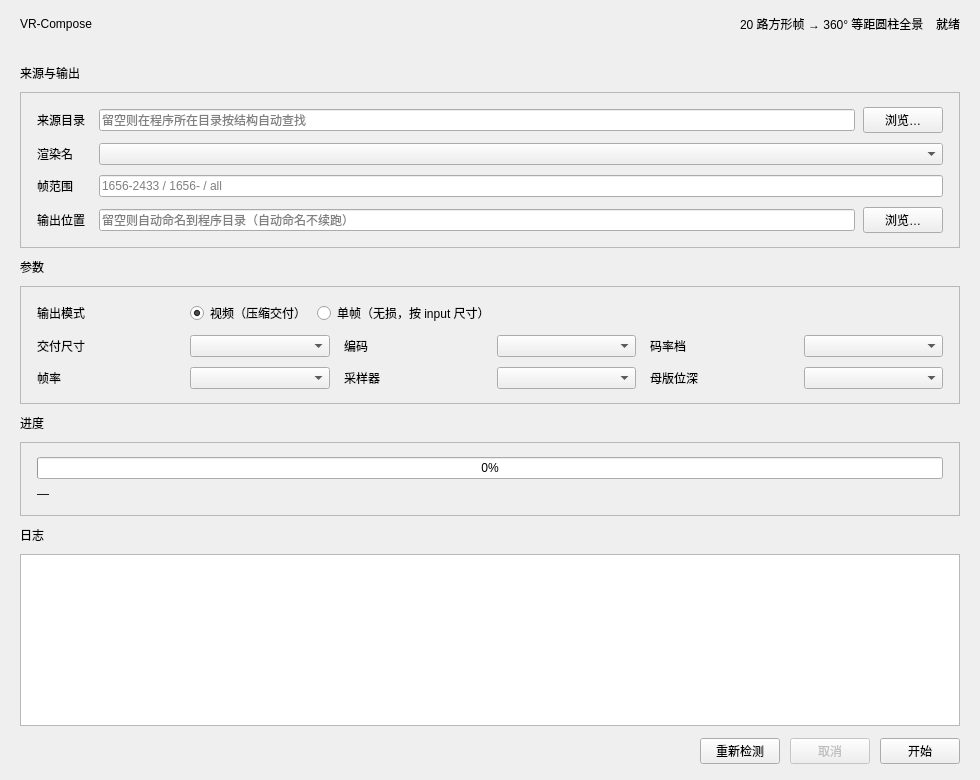
First picture: the form in src/vr_compose/gui/main_window.ui, repository Pannic17/VR-360-Compose, before the edit.
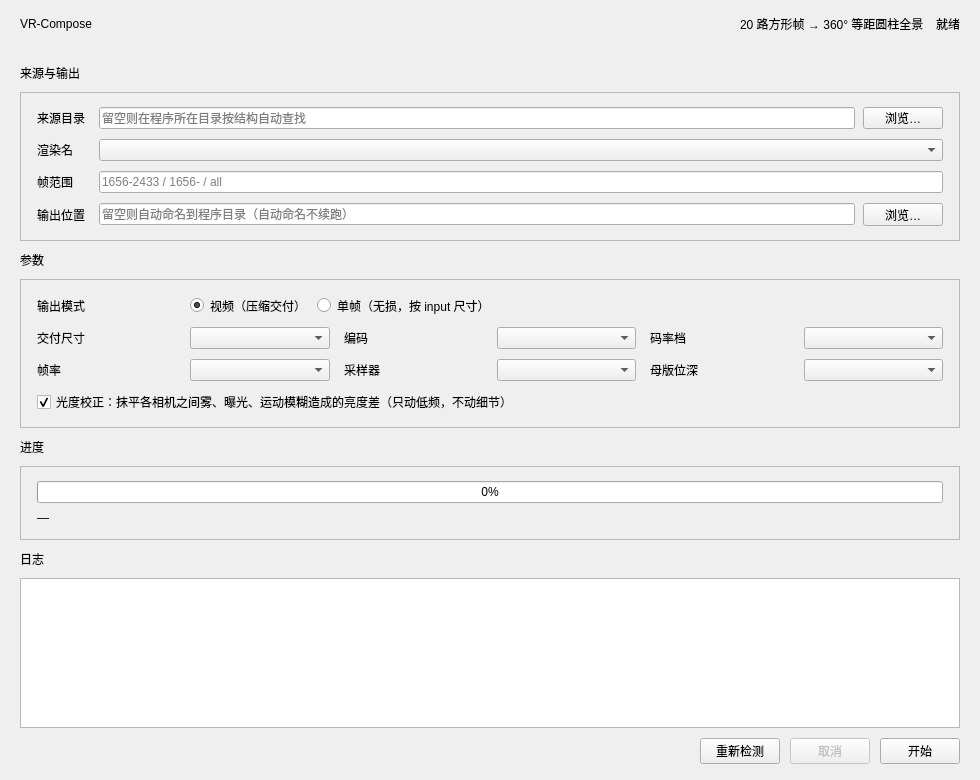
Second picture: the form after the edit.

```diff
--- a/src/vr_compose/gui/main_window.ui
+++ b/src/vr_compose/gui/main_window.ui
@@ -233,6 +233,13 @@
           <item row="2" column="5">
            <widget class="QComboBox" name="bitDepthComboBox"/>
           </item>
+          <item row="3" column="0" colspan="6">
+           <widget class="QCheckBox" name="harmoniseCheckBox">
+            <property name="text"><string>光度校正：抹平各相机之间雾、曝光、运动模糊造成的亮度差（只动低频，不动细节）</string></property>
+            <property name="toolTip"><string>渲染器按每个视口单独计算体积雾、曝光、运动模糊，相邻相机看同一方向会差几级亮度，拼出来有 tile 形状的色块。开着时把这种平滑的差异在混合前扣掉；本来一致的数据几乎不受影响。关掉则输出与 P1 基准逐字节相同。</string></property>
+            <property name="checked"><bool>true</bool></property>
+           </widget>
+          </item>
          </layout>
         </widget>
        </item>
```
